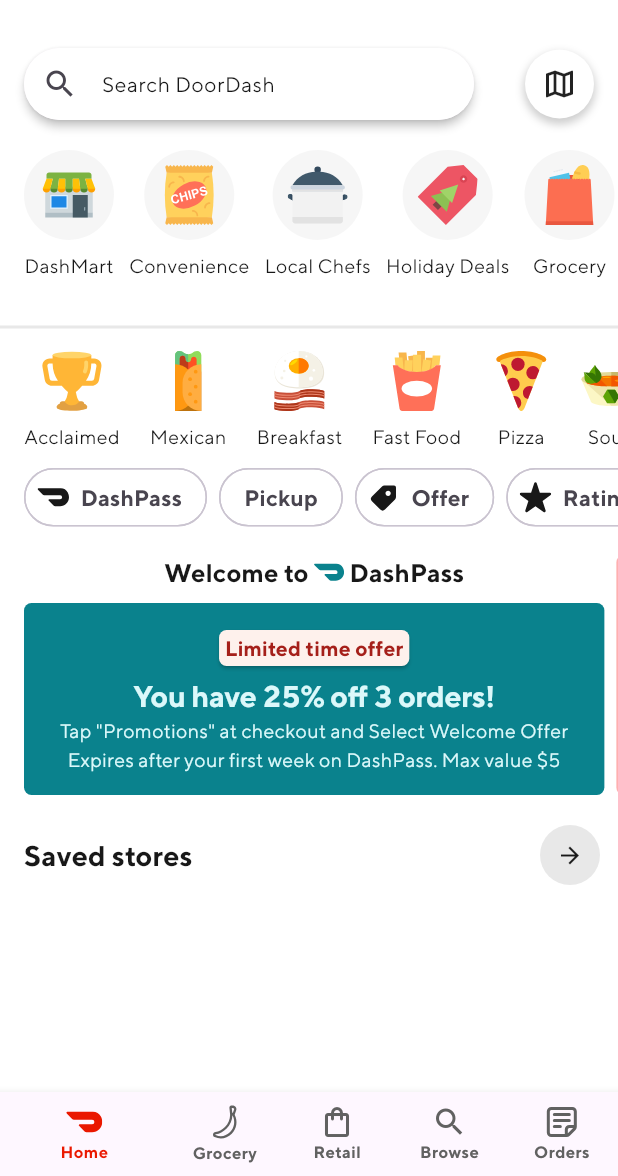
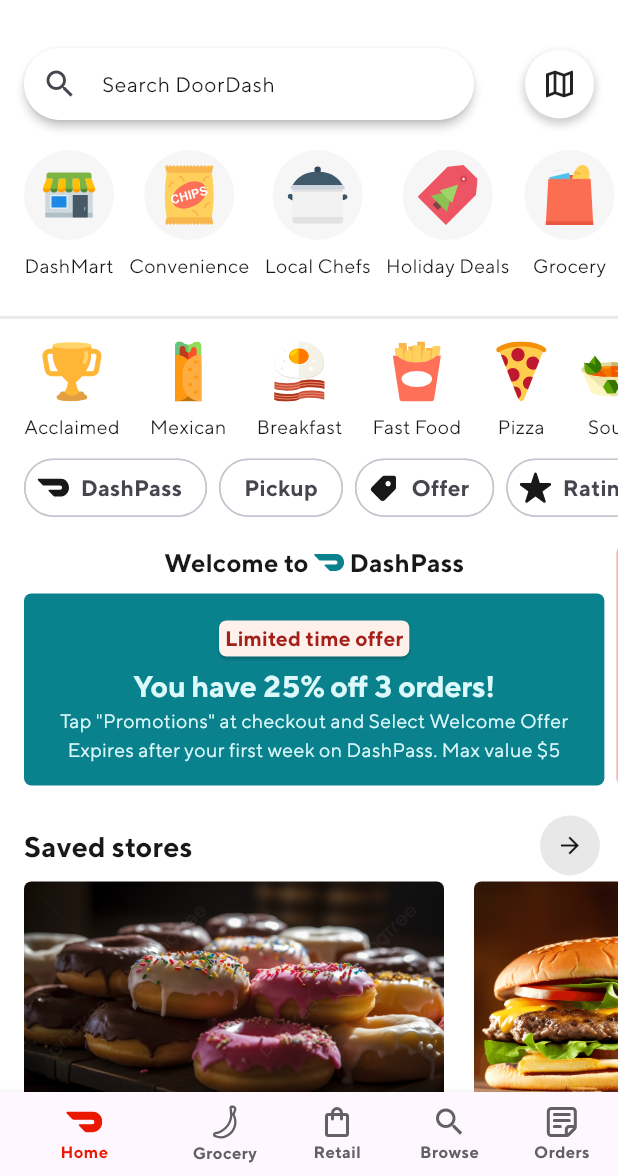
Before and after one commit to OsileJesse123/Flutter-Material-Styling, a Flutter app: the DashboardPage screen opened by its route, on a phone screen of 412 x 824 dp, the part 60-1236 px from its top. Run offline on Flutter 3.47's test engine with Material 3 defaults, Android fonts, the phone set to English and light mode, and no system bars; our stand-ins replace flutter_svg.

Commit message:
home screen has been completed

```diff
--- a/lib/main.dart
+++ b/lib/main.dart
@@ -32,6 +32,7 @@ ThemeData _buildStylingTheme(){
   return base.copyWith(
       scaffoldBackgroundColor: Colors.white,
       dividerColor: kStylingGrey200,
+      disabledColor: kStylingGrey800,
       bottomNavigationBarTheme: base.bottomNavigationBarTheme.copyWith(
         showSelectedLabels: true,
         showUnselectedLabels: true,
--- a/lib/model/model.dart
+++ b/lib/model/model.dart
@@ -6,3 +6,16 @@ class DoorDashCategory{
 
   const DoorDashCategory({required this.categoryImage, required this.categoryTitle});
 }
+
+class SavedStores{
+
+  final String storeImagePath;
+  final String storeName;
+  final bool isFavorite;
+  final double storeRating;
+  final int storePoints;
+  final double storeDistance;
+  final int storeTime;
+
+  const SavedStores({required this.storeImagePath, required this.storeName, required this.storeDistance, required this.storePoints, required this.isFavorite, required this.storeRating, required this.storeTime});
+}
--- a/lib/repository/repository.dart
+++ b/lib/repository/repository.dart
@@ -25,5 +25,44 @@ class DashRepository{
     ];
   }
 
-
+  List<SavedStores> getSavedStores(){
+    return [
+      const SavedStores(
+        storeImagePath: chucksDonutImage,
+        storeName: 'Chuck\'s Donut Inc',
+        storeDistance: 2.2,
+        storePoints: 9800,
+        isFavorite: true,
+        storeRating: 4.8,
+        storeTime: 22,
+      ),
+      const SavedStores(
+        storeImagePath: dennysImage,
+        storeName: 'Denny\'s',
+        storeDistance: 3.2,
+        storePoints: 6800,
+        isFavorite: true,
+        storeRating: 4.3,
+        storeTime: 32,
+      ),
+      const SavedStores(
+        storeImagePath: bominosImage,
+        storeName: 'Bominos',
+        storeDistance: 2.2,
+        storePoints: 9800,
+        isFavorite: false,
+        storeRating: 4.8,
+        storeTime: 22,
+      ),
+      const SavedStores(
+        storeImagePath: chucksDonutImage,
+        storeName: 'Chuck\'s Donut Inc',
+        storeDistance: 2.2,
+        storePoints: 9800,
+        isFavorite: true,
+        storeRating: 4.3,
+        storeTime: 22,
+      ),
+    ];
+  }
 }
--- a/lib/util/constants.dart
+++ b/lib/util/constants.dart
@@ -19,6 +19,9 @@ const googleIcon = 'assets/images/google_icon.svg';
 const offersIcon = 'assets/images/offers_icon.svg';
 const ratingsIcon = 'assets/images/ratings_icon.svg';
 const doordashSalesImage = 'assets/images/doordash_sales_image.png';
+const chucksDonutImage = 'assets/images/donut_image.jpeg';
+const dennysImage = 'assets/images/burger_fries.webp';
+const bominosImage = 'assets/images/pizza.jpeg';
 
 // Category Icons
 const dashMartIcon = 'assets/images/dash_mart.svg';
--- a/lib/views/home_page.dart
+++ b/lib/views/home_page.dart
@@ -8,6 +8,7 @@ import 'package:flutter_material_styling/widgets/category_item_widget_2.dart';
 import 'package:flutter_material_styling/widgets/filter_item_widget.dart';
 import 'package:flutter_material_styling/widgets/sales_item_widget.dart';
 import 'package:flutter_material_styling/widgets/sales_item_widget_2.dart';
+import 'package:flutter_material_styling/widgets/saved_stores_item_widget.dart';
 import 'package:flutter_svg/flutter_svg.dart';
 
 class HomePage extends StatefulWidget {
@@ -21,15 +22,17 @@ class _HomePageState extends State<HomePage> {
 
   final ratings = <String>["Ratings", "Rating 2", "Rating 3", "Rating 4",];
   String? dropdownValue;
-  final categoryItems = DashRepository().getDoorDashCategories1();
-  final categoryItems2 = DashRepository().getDoorDashCategories2();
+  final dashRepo = DashRepository();
+  final lastSizedBoxHeight = 300.0;
 
   @override
   Widget build(BuildContext context) {
     final theme = Theme.of(context);
 
-
-    return Column(
+    return SingleChildScrollView(
+      child: SizedBox(
+        height: MediaQuery.of(context).size.height + lastSizedBoxHeight/10 ,
+        child: Column(
           children: [
             gapH16,
             Expanded(
@@ -65,7 +68,7 @@ class _HomePageState extends State<HomePage> {
                           ),
                         ),
                         Container(
-                      constraints: BoxConstraints.tight(Size.fromRadius(23)),
+                          constraints: BoxConstraints.tight(const Size.fromRadius(23)),
                           decoration: BoxDecoration(
                               shape: BoxShape.circle,
                               color: theme.colorScheme.background,
@@ -87,14 +90,15 @@ class _HomePageState extends State<HomePage> {
                       ],
                     ),
                     gapH20,
-                Expanded(
+                    SizedBox(
+                      height: 90,
                       child: ListView.separated(
                         scrollDirection: Axis.horizontal,
                         clipBehavior: Clip.none,
-                    itemCount: categoryItems.length,
+                        itemCount: dashRepo.getDoorDashCategories1().length,
                         itemBuilder: (context, index) {
-                      return CategoryItemWidget(doorDashCategory: categoryItems[index]);
-                    }, separatorBuilder: (BuildContext context, int index) { return SizedBox(width: 10,); },
+                          return CategoryItemWidget(doorDashCategory: dashRepo.getDoorDashCategories1()[index]);
+                        }, separatorBuilder: (BuildContext context, int index) { return const SizedBox(width: 10,); },
                       ),
                     ),
                   ],
@@ -102,7 +106,7 @@ class _HomePageState extends State<HomePage> {
               ),
             ),
             Expanded(
-          flex: 3,
+              flex: 4,
               child: Column(
                 children: [
                   gapH4,
@@ -114,9 +118,9 @@ class _HomePageState extends State<HomePage> {
                       scrollDirection: Axis.horizontal,
                       padding: const EdgeInsets.only(left: 16, right: 16),
                       clipBehavior: Clip.none,
-                  itemBuilder: (context, index) => CategoryItemWidget2(doorDashCategory: categoryItems2[index]),
+                      itemBuilder: (context, index) => CategoryItemWidget2(doorDashCategory: dashRepo.getDoorDashCategories2()[index]),
                        separatorBuilder: (context, index) => const SizedBox(width: 20,),
-                   itemCount: categoryItems2.length),
+                       itemCount: dashRepo.getDoorDashCategories2().length),
                   ),
                   SizedBox(
                     height: 45,
@@ -177,11 +181,23 @@ class _HomePageState extends State<HomePage> {
                         ),
                       ],
                     ),
+                  ),
+                  SizedBox(
+                    height: lastSizedBoxHeight,
+                    child: ListView.separated(
+                      scrollDirection: Axis.horizontal,
+                      padding: const EdgeInsets.only(left: 16, right: 16),
+                      clipBehavior: Clip.none,
+                      itemBuilder: (context, index) => SavedStoresItemWidget(savedStores: dashRepo.getSavedStores()[index]),
+                       separatorBuilder: (context, index) => const SizedBox(width: 20,),
+                       itemCount: dashRepo.getSavedStores().length),
                   )
                 ],
               )
             )
           ],
+        ),
+      ),
     );
   }
 }
--- a/lib/widgets/saved_stores_item_widget.dart
+++ b/lib/widgets/saved_stores_item_widget.dart
@@ -0,0 +1,120 @@
+import 'package:flutter/material.dart';
+import 'package:flutter_material_styling/model/model.dart';
+import 'package:flutter_material_styling/util/colors.dart';
+import 'package:flutter_material_styling/util/constants.dart';
+import 'package:flutter_material_styling/util/extensions.dart';
+import 'package:flutter_svg/flutter_svg.dart';
+
+class SavedStoresItemWidget extends StatelessWidget {
+  const SavedStoresItemWidget({super.key, required this.savedStores});
+
+  final SavedStores savedStores;
+
+  @override
+  Widget build(BuildContext context) {
+    final theme = Theme.of(context);
+    return SizedBox(
+      width: 280,
+      child: Column(
+        children: [
+          Container(
+            width: 400,
+            height: 150,
+            decoration: BoxDecoration(
+              borderRadius: const BorderRadius.all(Radius.circular(5,),),
+              image: DecorationImage(
+                image: AssetImage(savedStores.storeImagePath),
+                fit: BoxFit.fill,
+              ),
+            ),
+          ),
+          gapH8,
+          Row(
+            mainAxisAlignment: MainAxisAlignment.spaceBetween,
+            crossAxisAlignment: CrossAxisAlignment.start,
+            children: [
+              Column(
+                crossAxisAlignment: CrossAxisAlignment.start,
+                children: [
+                  RichText(
+                    text: TextSpan(
+                      children: [
+                        WidgetSpan(
+                          child: SvgPicture.asset(
+                            doorDashLogo,
+                            colorFilter: ColorFilter.mode(theme.colorScheme.secondary, BlendMode.srcIn),
+                            width: 15,
+                            height: 15,
+                            ),
+                          ),
+                        TextSpan(
+                          text: ' ${savedStores.storeName}'.hardcoded,
+                          style: theme.textTheme.labelLarge?.copyWith(
+                            fontSize: 15,
+                            fontWeight: FontWeight.w600,
+                          ),
+                        ),
+                      ]
+                    ),
+                  ),
+                  Row(
+                    children: [
+                      Text(
+                      '${savedStores.storeRating}',
+                      style: theme.textTheme.labelLarge?.copyWith(
+                        fontSize: 13,
+                        color: savedStores.storeRating > 4.5 ? theme.textTheme.labelLarge?.color : theme.disabledColor
+                      ),
+                    ),
+                    gapW4,
+                    SvgPicture.asset(ratingsIcon, width: 10, height: 10, colorFilter: ColorFilter.mode(savedStores.storeRating > 4.5 ? kStylingYellow600 : theme.disabledColor, BlendMode.srcIn),),
+                    gapW4,
+                    Text(
+                      '(${savedStores.storePoints}+)',
+                      style: theme.textTheme.displayMedium?.copyWith(
+                        fontSize: 13,
+                        color: theme.disabledColor
+                      ),
+                    ),
+                    gapW4,
+                    Icon(
+                      Icons.fiber_manual_record, size: 4,
+                      color: theme.disabledColor,
+                    ),
+                    gapW4,
+                    Text(
+                      '${savedStores.storeDistance} mi',
+                      style: theme.textTheme.displayMedium?.copyWith(
+                        fontSize: 13,
+                        color: theme.disabledColor
+                      ),
+                    ),
+                    gapW4,
+                    Icon(
+                      Icons.fiber_manual_record, size: 4,
+                      color: theme.disabledColor,
+                    ),
+                    gapW4,
+                    Text(
+                      '${savedStores.storeTime} min',
+                      style: theme.textTheme.displayMedium?.copyWith(
+                        fontSize: 13,
+                        color: theme.disabledColor
+                      ),
+                    ),
+                  ],
+                ),
+                ],
+              ),
+              Icon(
+                savedStores.isFavorite ? Icons.favorite : Icons.favorite_outline,
+                color: savedStores.isFavorite ? theme.colorScheme.primary : theme.disabledColor,
+                size: 16,
+              ),
+            ],
+          )
+        ],
+      ),
+    );
+  }
+}
```
Also changed, not shown: assets/images/burger_fries.webp (added), assets/images/donut_image.jpeg (added), assets/images/pizza.jpeg (added). Lines whose indentation alone changed are shown as unchanged.
